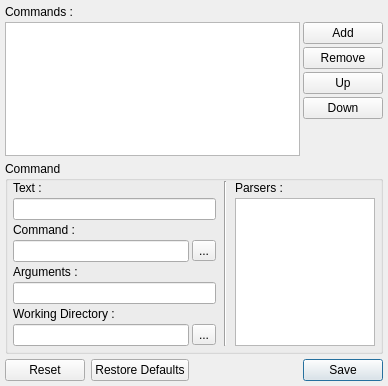
Old version of the form v2/trunk/monkey/src/pluginsmanager/ui/UICommandsEditor.ui in the repository testmana2/mks.
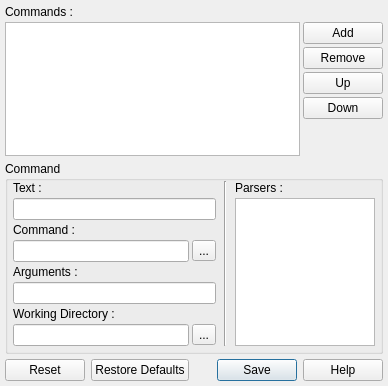
New version of the form. Icons and pictures are not drawn.

Commit message: Add help button

Patch:
```diff
--- a/v2/trunk/monkey/src/pluginsmanager/ui/UICommandsEditor.ui
+++ b/v2/trunk/monkey/src/pluginsmanager/ui/UICommandsEditor.ui
@@ -247,7 +247,7 @@
    <item>
     <widget class="QDialogButtonBox" name="dbbButtons" >
      <property name="standardButtons" >
-      <set>QDialogButtonBox::NoButton|QDialogButtonBox::Reset|QDialogButtonBox::RestoreDefaults|QDialogButtonBox::Save</set>
+      <set>QDialogButtonBox::Help|QDialogButtonBox::NoButton|QDialogButtonBox::Reset|QDialogButtonBox::RestoreDefaults|QDialogButtonBox::Save</set>
      </property>
     </widget>
    </item>
```
